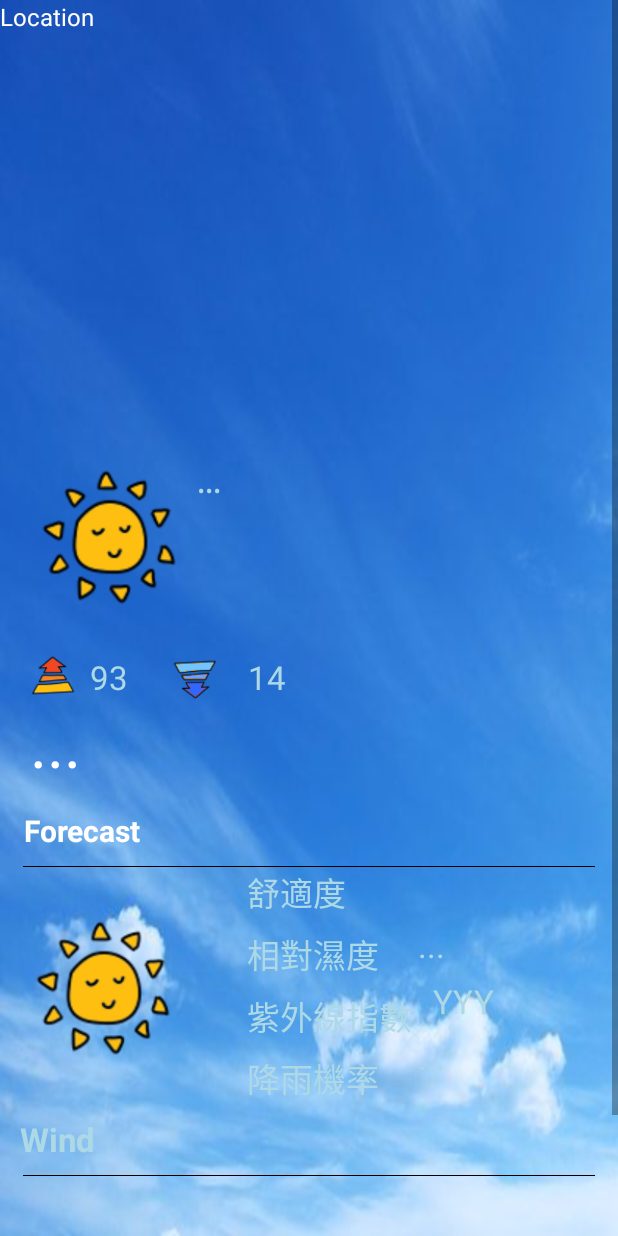
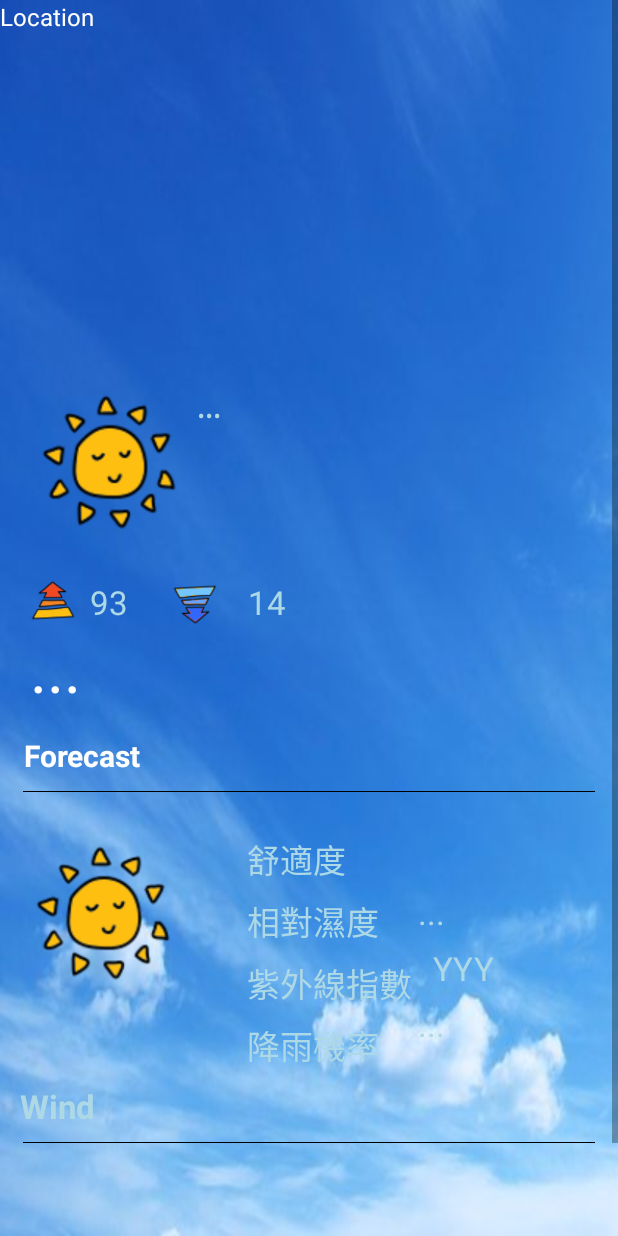
Before and after one commit to Manuel4131/taiwan_weather_app, an Android app: the layout scroll_view_base.xml on its own in the app's theme, with its tools: preview values and no code run, on a phone screen of 412 x 824 dp. Run offline under Robolectric (Android 15) with nearby library versions, the phone set to English and light mode, and no system bars.

Commit message:
Modify UI.

```diff
--- a/app/src/main/res/layout/scroll_view_base.xml
+++ b/app/src/main/res/layout/scroll_view_base.xml
@@ -35,7 +35,7 @@
                     layout="@layout/temperature_view"
                     android:layout_width="match_parent"
                     android:layout_height="wrap_content"
-                    android:layout_marginTop="250dp" />
+                    android:layout_marginTop="200dp" />
 
                 <include layout="@layout/week_forecasting_title" />
 
@@ -44,7 +44,6 @@
                 layout="@layout/recycler_view"
                 android:layout_width="wrap_content"
                 android:layout_height="wrap_content" />
-
                 <include layout="@layout/weather_detail" />
 
                 <include layout="@layout/wind_speed" />
--- a/app/src/main/res/layout/weather_detail.xml
+++ b/app/src/main/res/layout/weather_detail.xml
@@ -4,6 +4,7 @@
     xmlns:tools="http://schemas.android.com/tools"
     android:layout_width="match_parent"
     android:layout_height="match_parent">
+
 
     <ImageView
         android:id="@+id/weather_detail_icon"
@@ -26,24 +27,24 @@
         android:id="@+id/ci_tv"
         android:layout_width="wrap_content"
         android:layout_height="wrap_content"
-        android:layout_alignTop="@id/weather_icon"
+        android:layout_alignTop="@id/weather_detail_icon"
         android:layout_marginEnd="3dp"
         android:text="舒適度"
         android:textSize="22sp"
         android:textColor="@color/light_blue"
         app:layout_constraintStart_toStartOf="@+id/imageGuideLine2"
-        app:layout_constraintTop_toTopOf="@id/weather_icon" />
+        app:layout_constraintTop_toTopOf="@id/weather_detail_icon" />
 
     <TextView
         android:id="@+id/ci_val"
         android:layout_width="wrap_content"
         android:layout_height="wrap_content"
-        android:layout_alignTop="@id/weather_icon"
+        android:layout_alignTop="@id/weather_detail_icon"
         android:layout_marginStart="48dp"
         android:textSize="22sp"
         android:textColor="@color/light_blue"
         app:layout_constraintStart_toEndOf="@+id/ci_tv"
-        app:layout_constraintTop_toTopOf="@id/weather_icon" />
+        app:layout_constraintTop_toTopOf="@id/weather_detail_icon" />
 
 
     <android.support.constraint.Guideline
```
